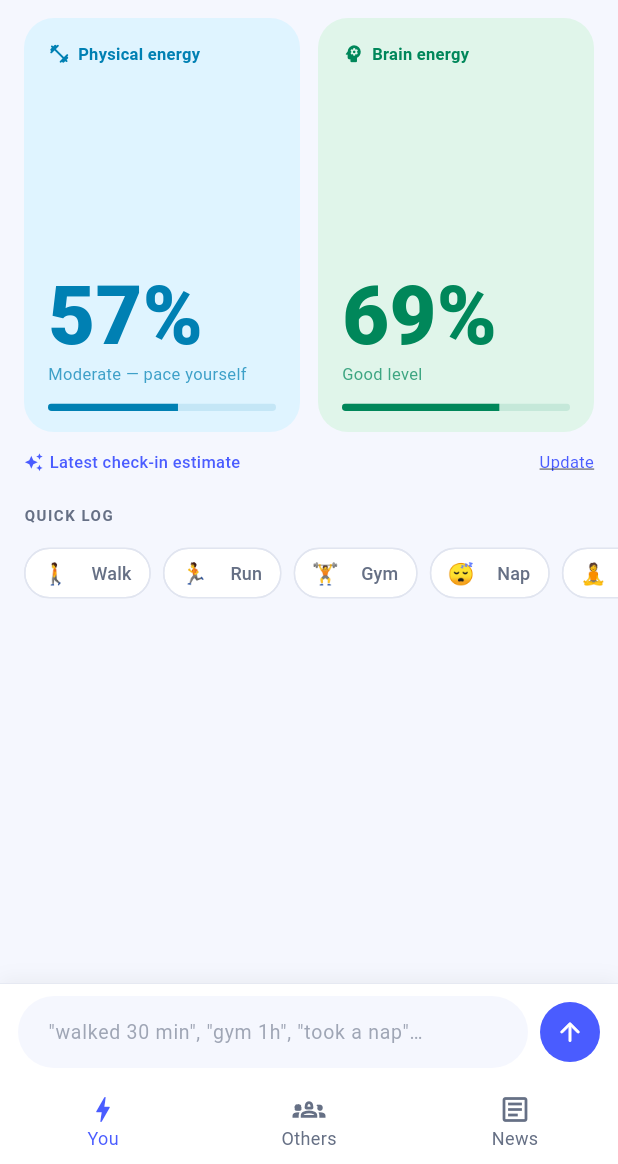
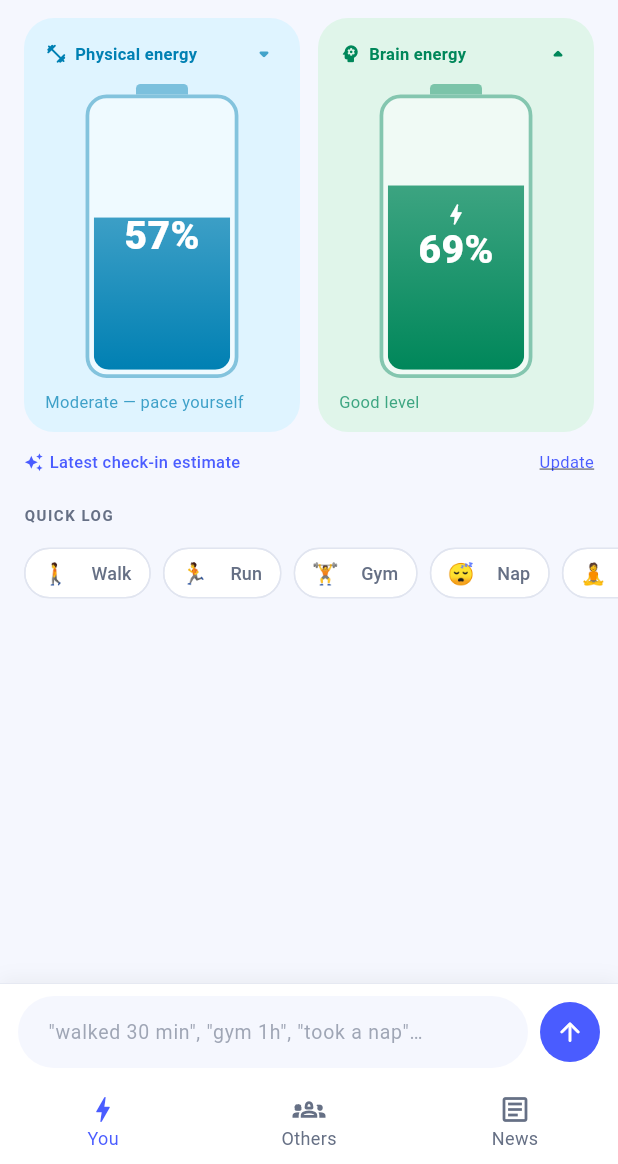
Before and after one commit to nikhiljose47/batterie, a Flutter app: the screen it shows after launch, after a tap on "Walk", on a phone screen of 412 x 824 dp, the part 72-1236 px from its top. Run offline on Flutter 3.47's test engine with Material 3 defaults, Android fonts, the phone set to English and light mode, and no system bars; our stand-ins replace flutter_dotenv; network calls fail.

Commit message:
New animated energy levels

```diff
--- a/lib/pages/dashboard/widgets/check_in_sheet.dart
+++ b/lib/pages/dashboard/widgets/check_in_sheet.dart
@@ -120,7 +120,7 @@ class _CheckInSheetState extends State<CheckInSheet> {
           ),
           const SizedBox(height: AppSpacing.small),
           DropdownButtonFormField<String>(
-            value: _activityId,
+            initialValue: _activityId,
             isExpanded: true,
             decoration: const InputDecoration(
               labelText: 'What have you mostly been doing?',
--- a/lib/pages/dashboard/widgets/energy_level_card.dart
+++ b/lib/pages/dashboard/widgets/energy_level_card.dart
@@ -1,6 +1,8 @@
 import 'package:flutter/material.dart';
 
-class EnergyLevelCard extends StatelessWidget {
+/// Energy level card that renders the value as a phone-style battery.
+/// The fill, percent number, and status animate whenever [percent] changes.
+class EnergyLevelCard extends StatefulWidget {
   const EnergyLevelCard({
     super.key,
     required this.label,
@@ -19,71 +21,233 @@ class EnergyLevelCard extends StatelessWidget {
   final IconData icon;
 
   @override
+  State<EnergyLevelCard> createState() => _EnergyLevelCardState();
+}
+
+class _EnergyLevelCardState extends State<EnergyLevelCard> {
+  double _previousPercent = 0;
+  _EnergyTrend _trend = _EnergyTrend.none;
+
+  @override
+  void didUpdateWidget(EnergyLevelCard oldWidget) {
+    super.didUpdateWidget(oldWidget);
+    if (oldWidget.percent != widget.percent) {
+      _previousPercent = oldWidget.percent;
+      _trend = widget.percent > oldWidget.percent
+          ? _EnergyTrend.gaining
+          : _EnergyTrend.draining;
+    }
+  }
+
+  @override
   Widget build(BuildContext context) {
-    final pct = (percent.clamp(0.0, 1.0) * 100).round();
+    final target = widget.percent.clamp(0.0, 1.0);
+
     return Container(
       decoration: BoxDecoration(
-        color: backgroundColor,
+        color: widget.backgroundColor,
         borderRadius: BorderRadius.circular(20),
       ),
-      padding: const EdgeInsets.fromLTRB(16, 16, 16, 14),
+      padding: const EdgeInsets.fromLTRB(14, 14, 14, 12),
       child: Column(
         crossAxisAlignment: CrossAxisAlignment.start,
         children: <Widget>[
           Row(
             children: <Widget>[
-              Icon(icon, size: 15, color: accentColor),
+              Icon(widget.icon, size: 15, color: widget.accentColor),
               const SizedBox(width: 5),
               Expanded(
                 child: Text(
-                  label,
+                  widget.label,
                   style: TextStyle(
                     fontSize: 11,
                     fontWeight: FontWeight.w600,
-                    color: accentColor,
+                    color: widget.accentColor,
                     letterSpacing: 0.2,
                   ),
                   maxLines: 1,
                   overflow: TextOverflow.ellipsis,
                 ),
               ),
+              _TrendBadge(trend: _trend, color: widget.accentColor),
             ],
           ),
-          const Spacer(),
-          FittedBox(
-            alignment: Alignment.centerLeft,
-            fit: BoxFit.scaleDown,
-            child: Text(
-              '$pct%',
-              style: TextStyle(
-                fontSize: 54,
-                fontWeight: FontWeight.w800,
-                color: accentColor,
-                height: 1.0,
-              ),
+          const SizedBox(height: 10),
+          Expanded(
+            child: TweenAnimationBuilder<double>(
+              tween: Tween<double>(begin: _previousPercent, end: target),
+              duration: const Duration(milliseconds: 1100),
+              curve: Curves.easeOutCubic,
+              builder: (context, animatedPercent, _) {
+                return _BatteryGauge(
+                  percent: animatedPercent,
+                  accentColor: widget.accentColor,
+                  charging: _trend == _EnergyTrend.gaining,
+                );
+              },
             ),
           ),
-          if (subtitle.isNotEmpty) ...<Widget>[
-            const SizedBox(height: 3),
+          if (widget.subtitle.isNotEmpty) ...<Widget>[
+            const SizedBox(height: 8),
             Text(
-              subtitle,
-              style: TextStyle(fontSize: 11, color: accentColor.withValues(alpha: 0.72)),
+              widget.subtitle,
+              style: TextStyle(
+                fontSize: 11,
+                color: widget.accentColor.withValues(alpha: 0.72),
+              ),
               maxLines: 1,
               overflow: TextOverflow.ellipsis,
             ),
           ],
-          const SizedBox(height: 12),
-          ClipRRect(
-            borderRadius: BorderRadius.circular(4),
-            child: LinearProgressIndicator(
-              value: percent.clamp(0.0, 1.0),
-              backgroundColor: accentColor.withValues(alpha: 0.12),
-              valueColor: AlwaysStoppedAnimation<Color>(accentColor),
-              minHeight: 5,
-            ),
-          ),
         ],
       ),
     );
   }
 }
+
+enum _EnergyTrend { none, gaining, draining }
+
+/// Small ▲ / ▼ chip shown next to the label after an update.
+class _TrendBadge extends StatelessWidget {
+  const _TrendBadge({required this.trend, required this.color});
+
+  final _EnergyTrend trend;
+  final Color color;
+
+  @override
+  Widget build(BuildContext context) {
+    return AnimatedSwitcher(
+      duration: const Duration(milliseconds: 300),
+      child: switch (trend) {
+        _EnergyTrend.none => const SizedBox.shrink(),
+        _EnergyTrend.gaining => Icon(
+            key: const ValueKey<String>('up'),
+            Icons.arrow_drop_up_rounded,
+            size: 20,
+            color: color,
+          ),
+        _EnergyTrend.draining => Icon(
+            key: const ValueKey<String>('down'),
+            Icons.arrow_drop_down_rounded,
+            size: 20,
+            color: color.withValues(alpha: 0.7),
+          ),
+      },
+    );
+  }
+}
+
+/// Vertical phone-style battery: rounded body, top cap, animated fill,
+/// percent readout inside, bolt overlay while charging (gaining energy).
+class _BatteryGauge extends StatelessWidget {
+  const _BatteryGauge({
+    required this.percent,
+    required this.accentColor,
+    required this.charging,
+  });
+
+  final double percent;
+  final Color accentColor;
+  final bool charging;
+
+  Color get _fillColor {
+    if (percent <= 0.2) return const Color(0xFFE5484D); // critical red
+    if (percent <= 0.4) return const Color(0xFFF5A623); // warning amber
+    return accentColor;
+  }
+
+  @override
+  Widget build(BuildContext context) {
+    final pct = (percent * 100).round();
+
+    return Center(
+      child: AspectRatio(
+        aspectRatio: 0.52,
+        child: Column(
+          children: <Widget>[
+            // Battery cap
+            FractionallySizedBox(
+              widthFactor: 0.34,
+              child: Container(
+                height: 7,
+                decoration: BoxDecoration(
+                  color: accentColor.withValues(alpha: 0.45),
+                  borderRadius:
+                      const BorderRadius.vertical(top: Radius.circular(3)),
+                ),
+              ),
+            ),
+            // Battery body
+            Expanded(
+              child: Container(
+                decoration: BoxDecoration(
+                  borderRadius: BorderRadius.circular(14),
+                  border: Border.all(
+                    color: accentColor.withValues(alpha: 0.45),
+                    width: 2.5,
+                  ),
+                  color: Colors.white.withValues(alpha: 0.5),
+                ),
+                padding: const EdgeInsets.all(3),
+                child: ClipRRect(
+                  borderRadius: BorderRadius.circular(10),
+                  child: Stack(
+                    children: <Widget>[
+                      // Animated fill rising from the bottom
+                      Align(
+                        alignment: Alignment.bottomCenter,
+                        child: FractionallySizedBox(
+                          heightFactor: percent.clamp(0.0, 1.0),
+                          widthFactor: 1,
+                          child: DecoratedBox(
+                            decoration: BoxDecoration(
+                              gradient: LinearGradient(
+                                begin: Alignment.bottomCenter,
+                                end: Alignment.topCenter,
+                                colors: <Color>[
+                                  _fillColor,
+                                  _fillColor.withValues(alpha: 0.75),
+                                ],
+                              ),
+                            ),
+                          ),
+                        ),
+                      ),
+                      // Percent readout + bolt
+                      Center(
+                        child: Column(
+                          mainAxisSize: MainAxisSize.min,
+                          children: <Widget>[
+                            if (charging)
+                              Icon(
+                                Icons.bolt_rounded,
+                                size: 18,
+                                color: percent > 0.55
+                                    ? Colors.white
+                                    : _fillColor,
+                              ),
+                            Text(
+                              '$pct%',
+                              style: TextStyle(
+                                fontSize: 26,
+                                fontWeight: FontWeight.w800,
+                                height: 1.1,
+                                color: percent > 0.55
+                                    ? Colors.white
+                                    : accentColor,
+                              ),
+                            ),
+                          ],
+                        ),
+                      ),
+                    ],
+                  ),
+                ),
+              ),
+            ),
+          ],
+        ),
+      ),
+    );
+  }
+}
--- a/lib/pages/others/others_page.dart
+++ b/lib/pages/others/others_page.dart
@@ -146,7 +146,7 @@ class _AiChatBanner extends StatelessWidget {
                   Text(
                     'Chat about sleep, focus, recovery, and more.',
                     style: TextStyle(
-                      color: Colors.white.withOpacity(0.8),
+                      color: Colors.white.withValues(alpha: 0.8),
                       fontSize: 12,
                     ),
                   ),
```
